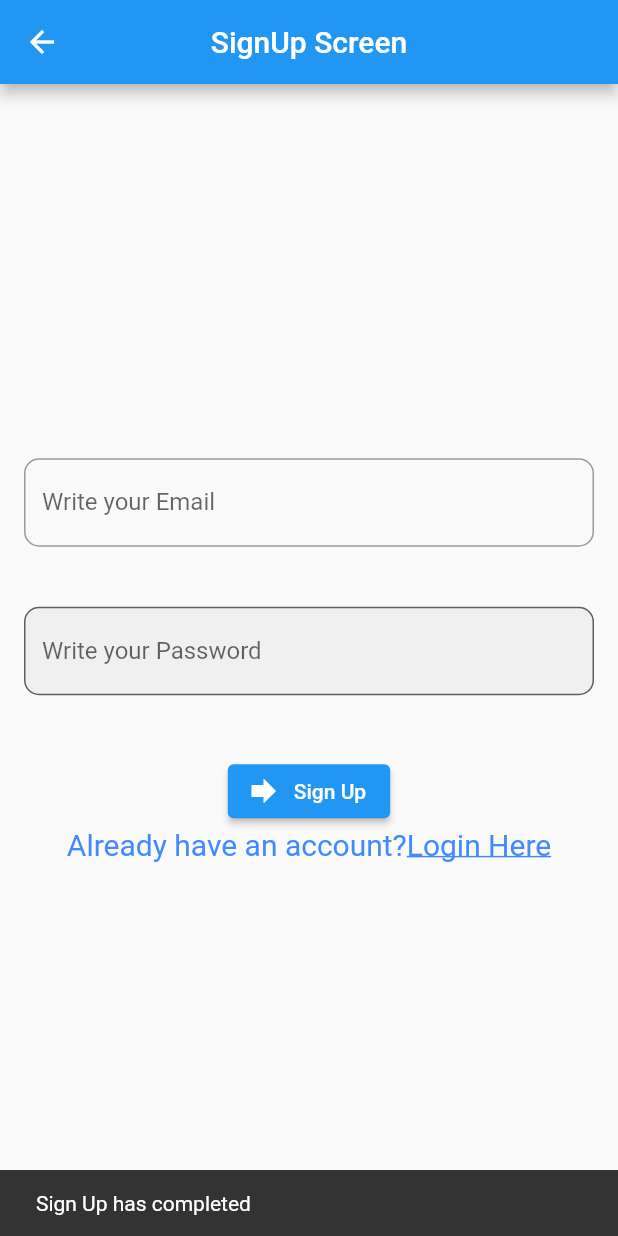
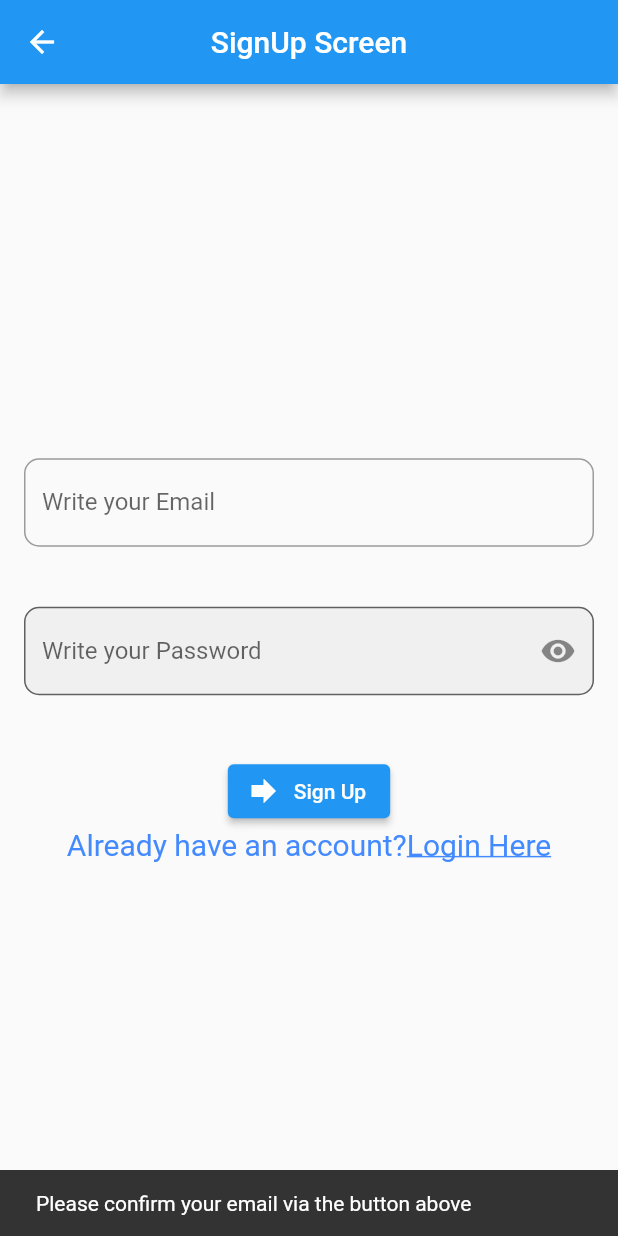
Before and after one commit to berkebalci/Your-NotePad, a Flutter app: the SignUpScreen screen opened directly with empty values, after a tap on "Sign Up", on a phone screen of 412 x 824 dp. Run offline on Flutter 3.47's test engine with Material 2 defaults, Android fonts, the phone set to English and light mode, and no system bars; our stand-ins replace firebase_auth, firebase_core, flutter_riverpod, google_sign_in; accounts and stored records are empty; network calls fail.

Commit message:
Last fixes in Authentication

```diff
--- a/lib/screens/EmailConfirmScreen.dart
+++ b/lib/screens/EmailConfirmScreen.dart
@@ -1,13 +1,16 @@
 import 'dart:async';
+import 'dart:math';
 
 import 'package:firebase_auth/firebase_auth.dart';
 import 'package:flutter/material.dart';
 import 'package:time_tracker_app_firebase/Utils/utils.dart';
+import 'package:time_tracker_app_firebase/screens/SignUpScreen.dart';
 import 'package:time_tracker_app_firebase/services/authentication.dart';
 import 'package:time_tracker_app_firebase/widgets/ConfirmEmail.dart';
 
 class EmailConfirmScreen extends StatefulWidget {
   final VoidCallback onEmailVerified;
+  final VoidCallback onPswControllerchanged = () => "";
   EmailConfirmScreen({super.key, required this.onEmailVerified});
 
   @override
@@ -26,10 +29,15 @@ class _EmailConfirmScreenState extends State<EmailConfirmScreen> {
           print("Sj");
           Utils.showAlertDialog(
             context,
-            "You are about to cancel siging up.Your informations will be deleted",
+            "You are about to cancel signing up.Your informations will be deleted",
             title: "Are you sure?",
             onClickedOk: () async {
-              await FirebaseAuth.instance.currentUser!.delete();
+              var email = currentuser!.email;
+              var usrpsw = userpasw;
+              var object = Authentication(email: email!, password: usrpsw);
+              object.deleteuser();
+              Utils.showSnackBar("The informations you've given has been deleted");
+              Navigator.of(context).pop();
             },
           );
         },
@@ -51,7 +59,7 @@ class _EmailConfirmScreenState extends State<EmailConfirmScreen> {
               }
             },
           ),
-          /*ElevatedButton.icon(
+          ElevatedButton.icon(
             onPressed: (() async {
               print("$currentuser");
               await currentuser!.reload();
@@ -60,7 +68,6 @@ class _EmailConfirmScreenState extends State<EmailConfirmScreen> {
                 setState(() {
                   widget.onEmailVerified();
                 });
-                //TODO: SignUp has completed yazısını düzelt
               } else {
                 Utils.showSnackBar(
                   "Email is not confirmed yet",
@@ -77,7 +84,7 @@ class _EmailConfirmScreenState extends State<EmailConfirmScreen> {
             }),
             label: Text("Click here if you confirmed your email"),
             icon: Icon(Icons.check),
-          )*/
+          )
         ],
       )),
     );
--- a/lib/screens/LoginScreen.dart
+++ b/lib/screens/LoginScreen.dart
@@ -35,7 +35,9 @@ class _LoginScreenState extends State<LoginScreen> {
       body: Center(
         child: Padding(
           padding: EdgeInsets.all(16.0),
-          child: Column(mainAxisAlignment: MainAxisAlignment.center, children: [
+          child: Column(
+            crossAxisAlignment: CrossAxisAlignment.start
+            ,mainAxisAlignment: MainAxisAlignment.center, children: [
             TextField(
                 textAlign: TextAlign.center,
                 decoration: InputDecoration(
--- a/lib/screens/SignUpScreen.dart
+++ b/lib/screens/SignUpScreen.dart
@@ -5,6 +5,8 @@ import 'package:firebase_core/firebase_core.dart';
 import 'package:time_tracker_app_firebase/Utils/utils.dart';
 import 'package:time_tracker_app_firebase/services/authentication.dart';
 import 'package:time_tracker_app_firebase/widgets/AuthenticationWidget.dart';
+
+late var userpasw;
 
 class SignUpScreen extends StatefulWidget {
   final VoidCallback OnClickedSignUp;
@@ -14,8 +16,24 @@ class SignUpScreen extends StatefulWidget {
 }
 
 class _SignUpScreenState extends State<SignUpScreen> {
-  final _emailtextController = TextEditingController();
-  final _passwtextController = TextEditingController();
+  var isPasswordvisible = false;
+  TextEditingController? emailtextController;
+  TextEditingController? passwtextController;
+
+  @override
+  void initState() {
+    super.initState();
+    emailtextController = TextEditingController();
+    passwtextController = TextEditingController();
+  }
+
+  @override
+  void dispose() {
+    emailtextController!.clear();
+    passwtextController!.clear();
+
+    super.dispose();
+  }
 
   @override
   Widget build(BuildContext context) {
@@ -37,7 +55,7 @@ class _SignUpScreenState extends State<SignUpScreen> {
           children: [
             TextField(
               textAlign: TextAlign.center,
-              controller: _emailtextController,
+              controller: emailtextController,
               decoration: InputDecoration(
                   labelText: "Write your Email",
                   border: OutlineInputBorder(
@@ -48,8 +66,19 @@ class _SignUpScreenState extends State<SignUpScreen> {
             ),
             TextField(
               textAlign: TextAlign.center,
-              controller: _passwtextController,
+              controller: passwtextController,
+              obscureText: !isPasswordvisible,
               decoration: InputDecoration(
+                  suffixIcon: IconButton(
+                    icon: Icon(isPasswordvisible
+                        ? Icons.visibility_off_sharp
+                        : Icons.visibility),
+                    onPressed: () {
+                      setState(() {
+                        isPasswordvisible = !isPasswordvisible;
+                      });
+                    },
+                  ),
                   labelText: "Write your Password",
                   border: OutlineInputBorder(
                       borderRadius: BorderRadius.circular(10)),
@@ -60,9 +89,9 @@ class _SignUpScreenState extends State<SignUpScreen> {
             ),
             ElevatedButton.icon(
               onPressed: () async {
-                  var object = Authentication(
-                    email: _emailtextController.text,
-                    password: _passwtextController.text);
+                var object = Authentication(
+                    email: emailtextController!.text,
+                    password: passwtextController!.text);
 
                 try {
                   var result = await object.sign_up();
@@ -76,10 +105,12 @@ class _SignUpScreenState extends State<SignUpScreen> {
                             context, "email-already-in-use or invalid email",
                             title: "Error");
                       },
-                    );
+                    ); //TODO: Account deleting işlemini yap.Signup widgetinden confşrmscreen widgetine usrpsw fieldi aktarılması lazım
                   }
 
-                  Utils.showSnackBar("Sign Up has completed");
+                  Utils.showSnackBar(
+                      "Please confirm your email via the button above");
+                  userpasw = passwtextController!.text;
                 } on FirebaseAuthException catch (e) {
                   print(e);
                 }
@@ -105,4 +136,8 @@ class _SignUpScreenState extends State<SignUpScreen> {
       )),
     );
   }
+
+  get userpw {
+    return userpasw;
+  }
 }
```
Also changed, not shown: lib/services/authentication.dart (+16 -0 lines).
